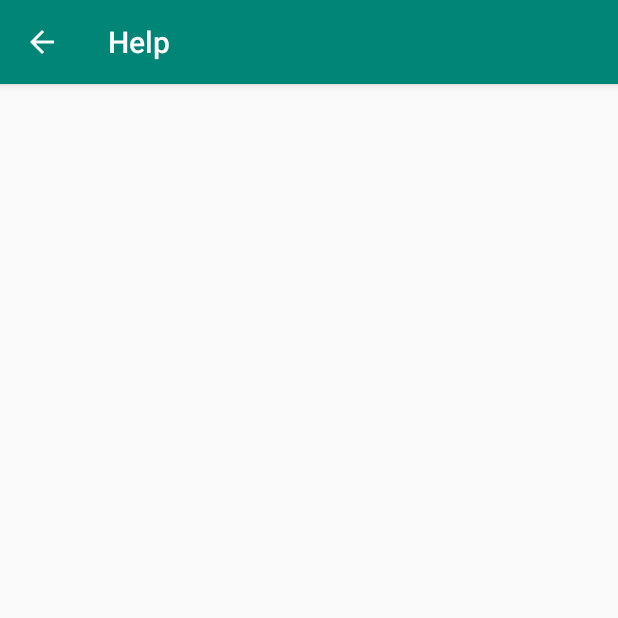
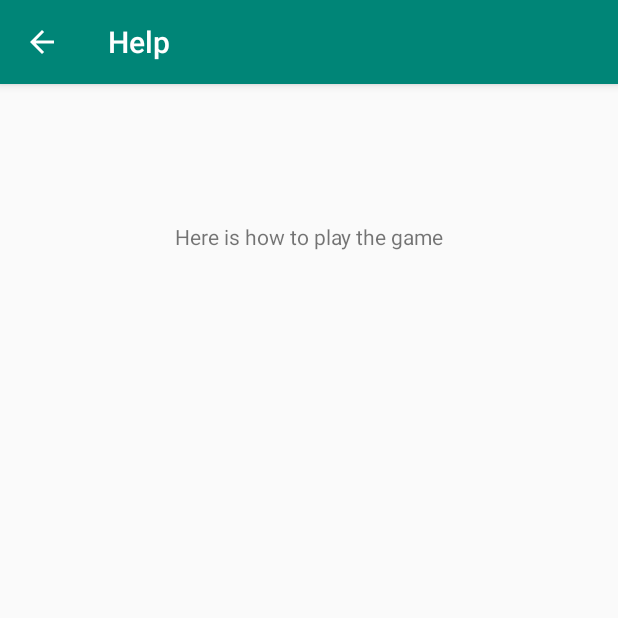
Before and after one commit to petreman/AUCSC-220-2019-Term-Project, an Android app: the HelpActivity screen opened directly, with no data from a screen before it, on a phone screen of 412 x 824 dp, the top half of it. Run offline under Robolectric (Android 15) with nearby library versions, the phone set to English and light mode, and no system bars.

Commit message:
Added information in the help activity

```diff
--- a/app/src/main/res/layout/activity_help.xml
+++ b/app/src/main/res/layout/activity_help.xml
@@ -7,4 +7,15 @@
     android:layout_height="match_parent"
     tools:context=".HelpActivity">
 
+    <TextView
+        android:id="@+id/textView5"
+        android:layout_width="wrap_content"
+        android:layout_height="wrap_content"
+        android:layout_marginTop="92dp"
+        android:text="@string/here_is_how_to_play_the_game"
+        app:layout_constraintBottom_toBottomOf="parent"
+        app:layout_constraintEnd_toEndOf="parent"
+        app:layout_constraintStart_toStartOf="parent"
+        app:layout_constraintTop_toTopOf="parent"
+        app:layout_constraintVertical_bias="0.0" />
 </androidx.constraintlayout.widget.ConstraintLayout>
--- a/app/src/main/res/values/strings.xml
+++ b/app/src/main/res/values/strings.xml
@@ -19,4 +19,5 @@
     <string name="confirmreset">Are you sure you want to reset the current game?</string>
     <string name="cancel">Cancel</string>
     <string name="anonymous">Anonymous</string>
+    <string name="here_is_how_to_play_the_game">Here is how to play the game</string>
 </resources>
```
